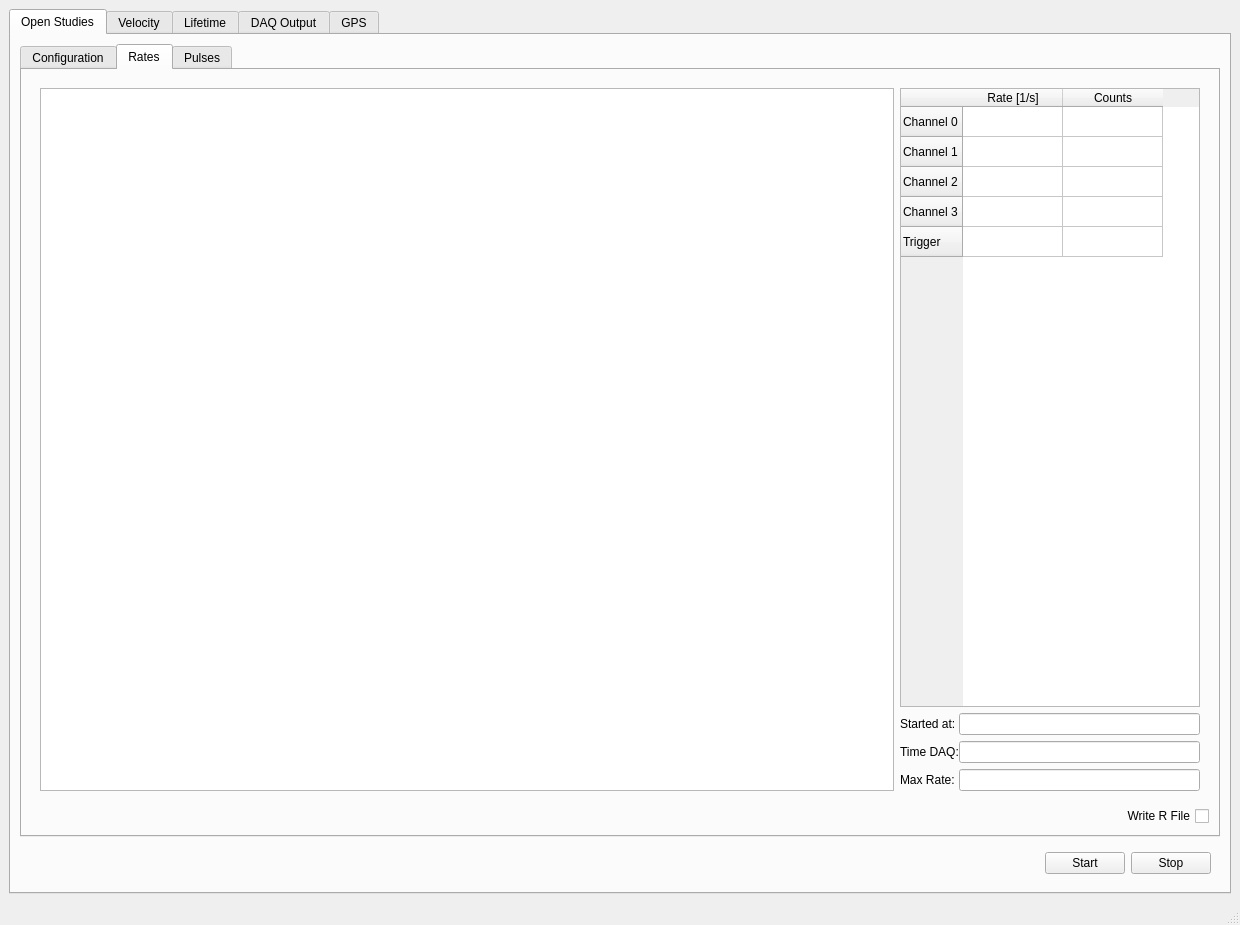
This is rewrite/lib/gui/muonic4.ui in NetzwerkTeilchenwelt/muonic4 as Qt 5 draws it before an edit. The edited form follows.
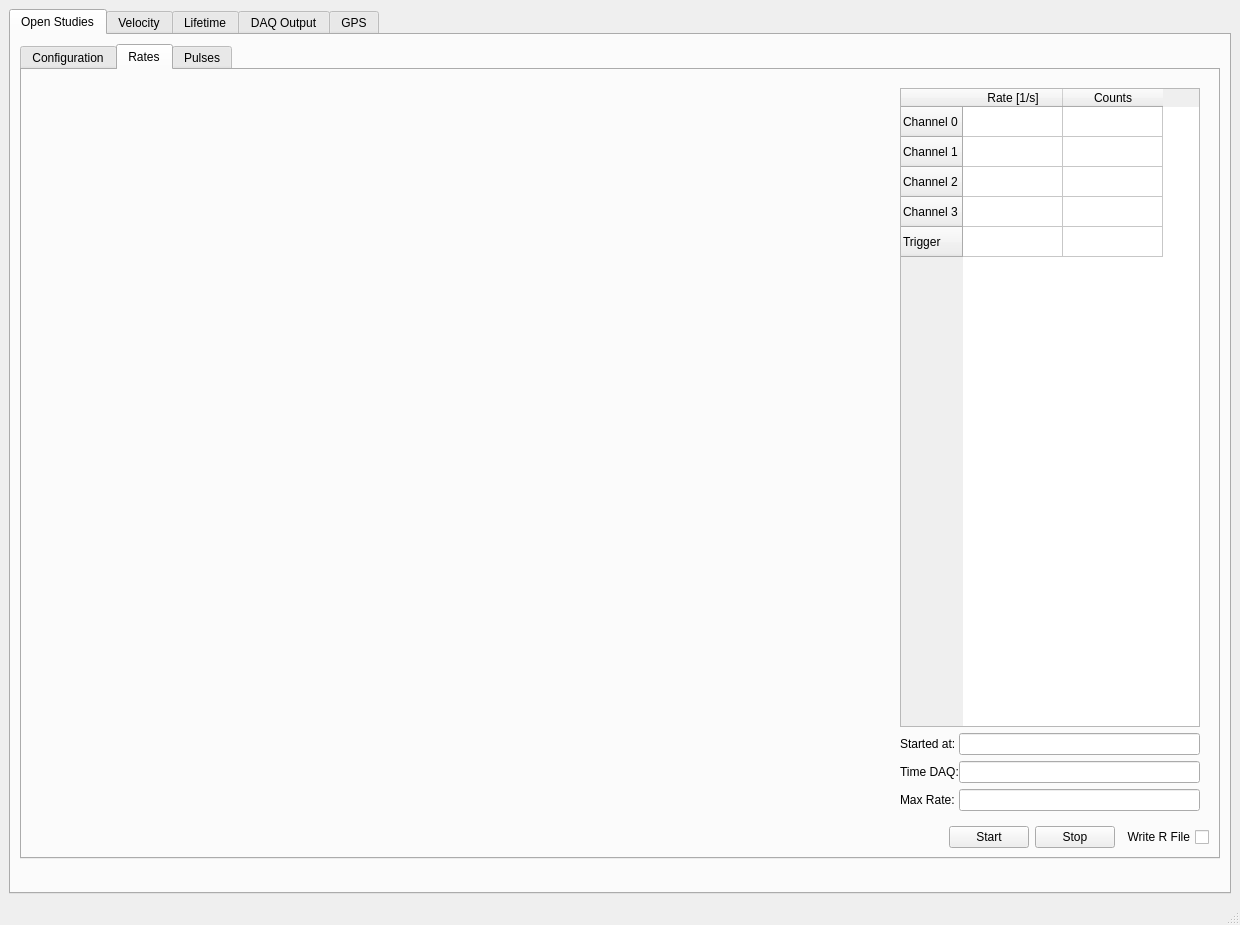
This is the edited form. The open tabs and pages were chosen to show the change.

Commit message: can plot rates

What changed in the file:
```diff
--- a/rewrite/lib/gui/muonic4.ui
+++ b/rewrite/lib/gui/muonic4.ui
@@ -319,12 +319,15 @@
               </property>
               <layout class="QHBoxLayout" name="horizontalLayout_20">
                <item>
-                <widget class="QTableView" name="tableView_3">
-                 <property name="sizePolicy">
-                  <sizepolicy hsizetype="Expanding" vsizetype="Expanding">
-                   <horstretch>1</horstretch>
-                   <verstretch>0</verstretch>
-                  </sizepolicy>
+                <widget class="QWidget" name="rateWidget" native="true">
+                 <property name="enabled">
+                  <bool>true</bool>
+                 </property>
+                 <property name="minimumSize">
+                  <size>
+                   <width>1000</width>
+                   <height>0</height>
+                  </size>
                  </property>
                 </widget>
                </item>
@@ -477,6 +480,20 @@
                 </property>
                </spacer>
               </item>
+              <item>
+               <widget class="QPushButton" name="btnOpenStudiesRateStart">
+                <property name="text">
+                 <string>Start</string>
+                </property>
+               </widget>
+              </item>
+              <item>
+               <widget class="QPushButton" name="btnOpenStudiesRateStop">
+                <property name="text">
+                 <string>Stop</string>
+                </property>
+               </widget>
+              </item>
               <item>
                <widget class="QCheckBox" name="checkBox_5">
                 <property name="layoutDirection">
@@ -604,35 +621,7 @@
         </item>
         <item>
          <widget class="QWidget" name="widget" native="true">
-          <layout class="QHBoxLayout" name="horizontalLayout">
-           <item>
-            <spacer name="horizontalSpacer">
-             <property name="orientation">
-              <enum>Qt::Horizontal</enum>
-             </property>
-             <property name="sizeHint" stdset="0">
-              <size>
-               <width>998</width>
-               <height>20</height>
-              </size>
-             </property>
-            </spacer>
-           </item>
-           <item>
-            <widget class="QPushButton" name="btOpenStudiesStart">
-             <property name="text">
-              <string>Start</string>
-             </property>
-            </widget>
-           </item>
-           <item>
-            <widget class="QPushButton" name="btOpenStudiesStop">
-             <property name="text">
-              <string>Stop</string>
-             </property>
-            </widget>
-           </item>
-          </layout>
+          <layout class="QHBoxLayout" name="horizontalLayout"/>
          </widget>
         </item>
        </layout>
```
Left out of the diff: 35 changed lines with no effect on the pictures. The commit also changes 5 other files.
